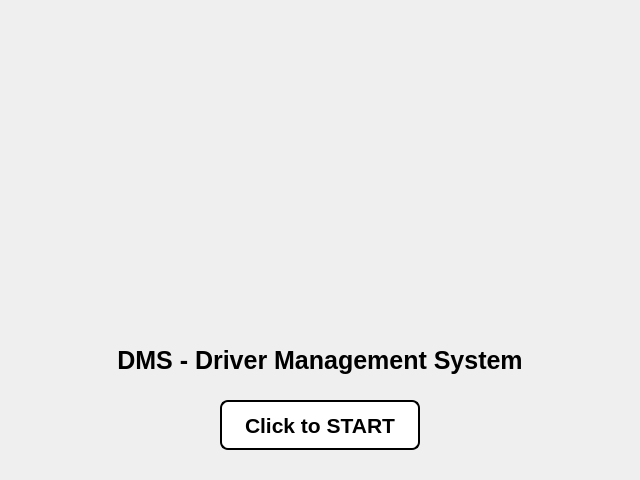
Above: dms_client/ui/startpage.ui from veda-team4/DMS before the change. Below: the same form after it.
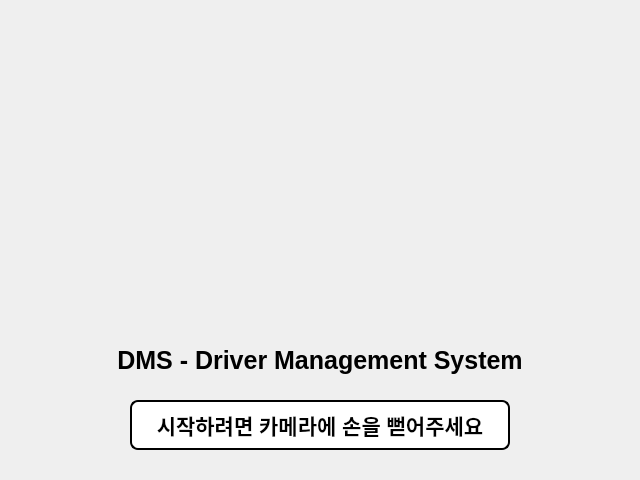
That is the form after the change. Icons and pictures are not drawn.

Diff of the .ui file:
```diff
--- a/dms_client/ui/startpage.ui
+++ b/dms_client/ui/startpage.ui
@@ -102,9 +102,9 @@
   <widget class="QPushButton" name="nextButton">
    <property name="geometry">
     <rect>
-     <x>220</x>
+     <x>130</x>
      <y>400</y>
-     <width>200</width>
+     <width>380</width>
      <height>50</height>
     </rect>
    </property>
@@ -152,7 +152,7 @@
 }</string>
    </property>
    <property name="text">
-    <string>Click to START</string>
+    <string>시작하려면 카메라에 손을 뻗어주세요</string>
    </property>
   </widget>
  </widget>
```
